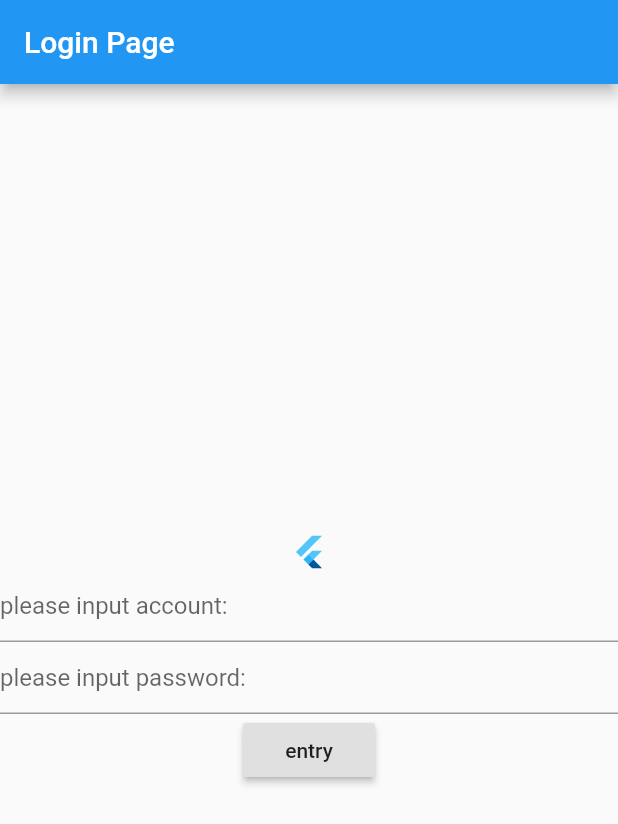
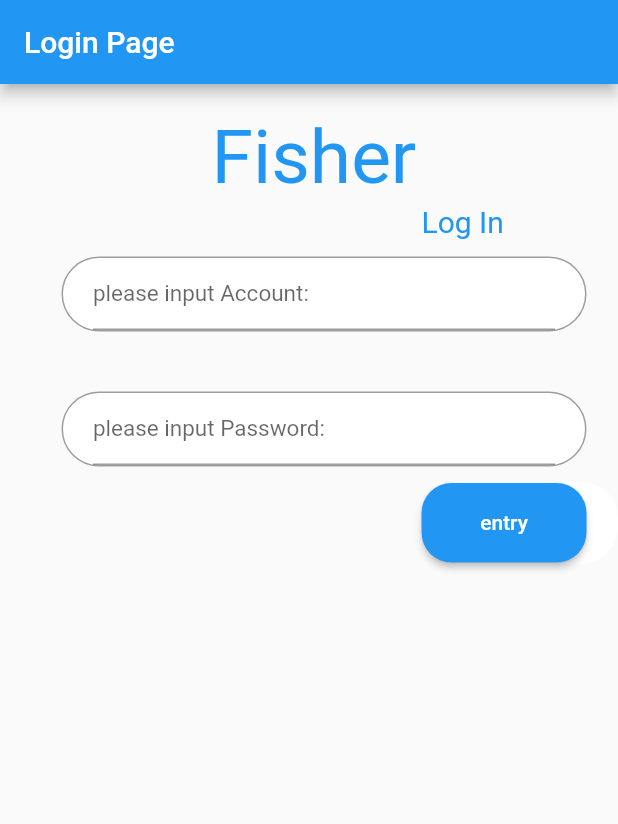
Before and after one commit to yeiogy123/FisherAppTopic, a Flutter app: the screen it shows after launch, on a phone screen of 412 x 824 dp. Shown: the top 824 px of the screen. Run offline on Flutter 3.47's test engine with Material 2 defaults, Android fonts, the phone set to English and light mode, and no system bars; our stand-ins replace font_awesome_flutter; missing offline and left inert: mysql1, mysql_utils.

Commit message:
Update HomePage.dart

```diff
--- a/lib/pages/HomePage.dart
+++ b/lib/pages/HomePage.dart
@@ -10,24 +10,95 @@ class HomePage extends StatelessWidget {
   @override
   Widget build(BuildContext context) {
     return Column(
-        mainAxisAlignment: MainAxisAlignment.center,
+        mainAxisAlignment: MainAxisAlignment.start,
         crossAxisAlignment: CrossAxisAlignment.center,
         children:<Widget>[
-          const FlutterLogo(),
-          TextField(
+          Container(
+            width: 350.0,
+            height: 80,
+            padding: EdgeInsets.fromLTRB(110,20 , 0, 0),
+            child: Text(
+              'Fisher',
+              style: TextStyle(
+                fontSize: 50,
+                color: Colors.blue,
+              ),
+            ),
+          ),
+          Container(
+            width: 350,
+            height: 35,
+            padding: EdgeInsets.fromLTRB(250,0 , 0, 0),
+            child: Text(
+              'Log In',
+              style: TextStyle(
+                fontSize: 20,
+                color: Colors.blue,
+              ),
+            ),
+          ),
+          Container(
+              margin: EdgeInsets.only(left: 20, top: 0),
+              decoration: new BoxDecoration(
+                color: Colors.white,
+                borderRadius: BorderRadius.all(Radius.circular(25.0)),
+                border: new Border.all(width: 1, color: Colors.grey),
+              ),
+              padding: EdgeInsets.fromLTRB(20.0, 0, 20, 0),
+              width: 350.0,
+              child: TextField(
                   controller: Account,
                   decoration: const InputDecoration(
-                hintText: 'please input account:'
+                      hintText: 'please input Account:'
+                  ),
+                  style: TextStyle(
+                      fontSize: 15.0,
+                      height: 1.0,
+                      color: Colors.black
+                  )
+              )
+
+          ),
+          Container(
+              margin: EdgeInsets.only(left: 20, top: 40),
+              decoration: new BoxDecoration(
+                color: Colors.white,
+                borderRadius: BorderRadius.all(Radius.circular(25.0)),
+                border: new Border.all(width: 1, color: Colors.grey),
+              ),
+              padding: EdgeInsets.fromLTRB(20, 0, 20, 0),
+              width: 350.0,
+              child: TextField(
+                  controller: Password,
+                  decoration: const InputDecoration(
+                      hintText: 'please input Password:'
+                  ),
+                  style: TextStyle(
+                      fontSize: 15.0,
+                      height: 1.0,
+                      color: Colors.black
+                  )
               )
           ),
-          TextField(
-              controller: Password,
-              decoration: const InputDecoration(
-                  hintText: 'please input password:'
-              )
+          Container(
+              margin: EdgeInsets.only(left: 280, top: 10),
+              decoration: new BoxDecoration(
+                color: Colors.white,
+                borderRadius: BorderRadius.all(Radius.circular(25.0)),
+                border: new Border.all(width: 1, color: Colors.white),
               ),
-          RaisedButton(
-            child: const Text('entry'),
+              width: 350,
+              height: 55,
+              padding: EdgeInsets.fromLTRB(0, 0, 20, 0),
+              child: RaisedButton(
+
+                shape: RoundedRectangleBorder(borderRadius: BorderRadius.circular(20.0)),
+                color: Colors.blue,
+                textColor: Colors.white,
+                child: Text(
+                    'entry'
+                ),
+
                 onPressed: () {
                   if(BtnEvent(Account, Password)==1)
                     Navigator.push(
@@ -36,6 +107,8 @@ class HomePage extends StatelessWidget {
                         =>ChoosePage()));
                 },
               )
+          ),
+
         ]
     );
   }
```
Lines whose indentation alone changed are shown as unchanged.
